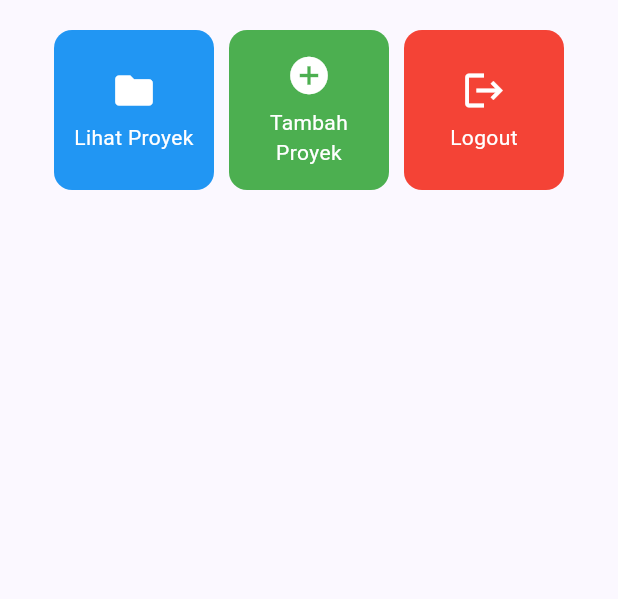
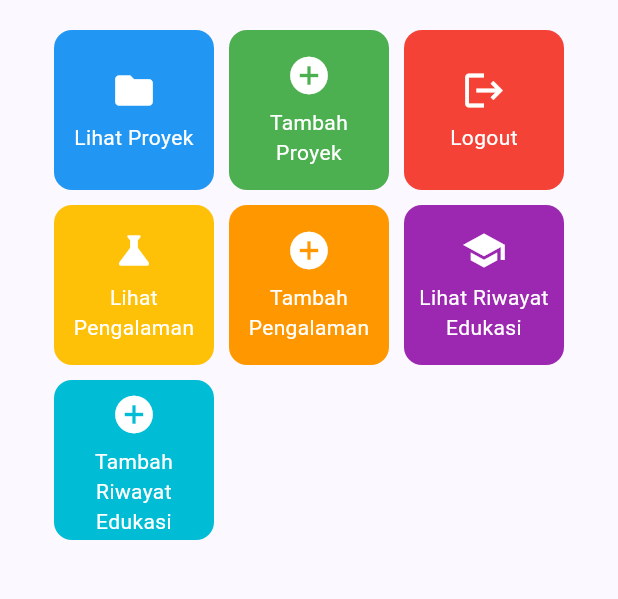
Before and after one commit to parsyarifqi/myportofolio_mobile, a Flutter app: the screen it shows after launch, on a phone screen of 412 x 824 dp, the part 387-986 px from its top. Run offline on Flutter 3.47's test engine with Material 3 defaults, Android fonts, the phone set to English and light mode, and no system bars.

Commit message:
feat: add more action cards and make homepage scrollable

```diff
--- a/lib/menu.dart
+++ b/lib/menu.dart
@@ -11,6 +11,10 @@ class MyHomePage extends StatelessWidget {
     ItemHomepage("Lihat Proyek", Icons.folder, Colors.blue),
     ItemHomepage("Tambah Proyek", Icons.add_circle, Colors.green),
     ItemHomepage("Logout", Icons.logout, Colors.red),
+    ItemHomepage("Lihat Pengalaman", Icons.science, Colors.amber),
+    ItemHomepage("Tambah Pengalaman", Icons.add_circle, Colors.orange),
+    ItemHomepage("Lihat Riwayat Edukasi", Icons.school, Colors.purple),
+    ItemHomepage("Tambah Riwayat Edukasi", Icons.add_circle, Colors.cyan),
   ];
 
     @override
@@ -31,6 +35,7 @@ class MyHomePage extends StatelessWidget {
       // Body halaman utama dengan padding di sekelilingnya.
       body: Padding(
         padding: const EdgeInsets.all(16.0),
+        child: SingleChildScrollView(
           child: Column(
             crossAxisAlignment: CrossAxisAlignment.center,
             children: [
@@ -79,6 +84,7 @@ class MyHomePage extends StatelessWidget {
               ),
             ],
           ),
+        )
       ),
     );
   }
```
Lines whose indentation alone changed are shown as unchanged.
